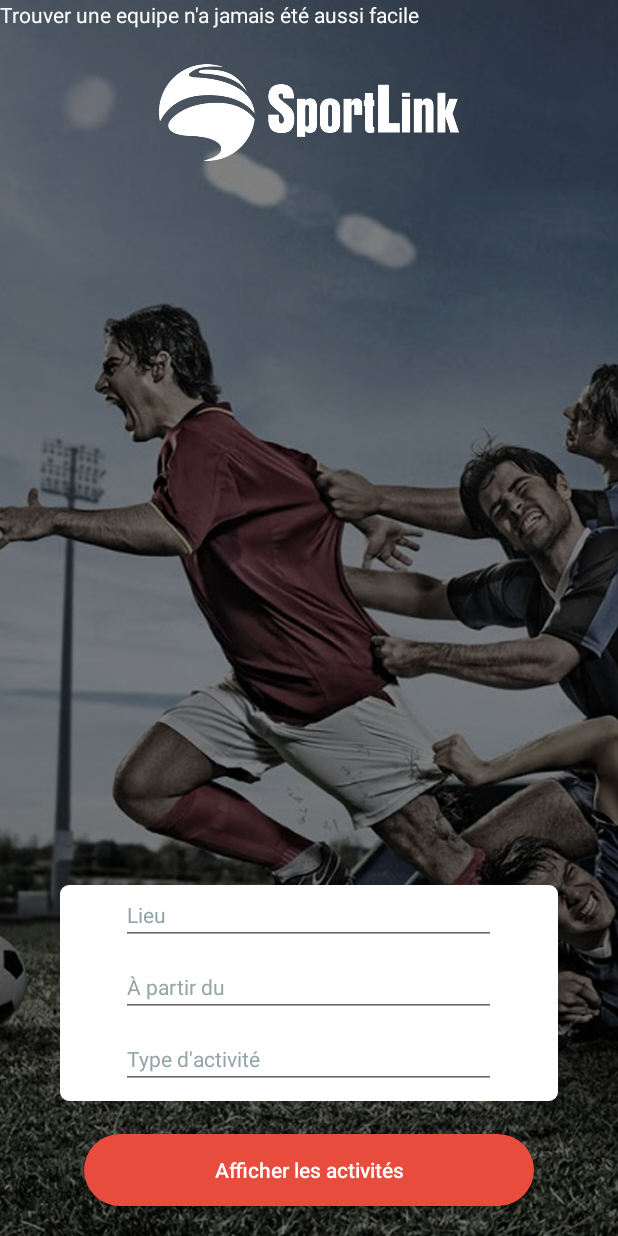
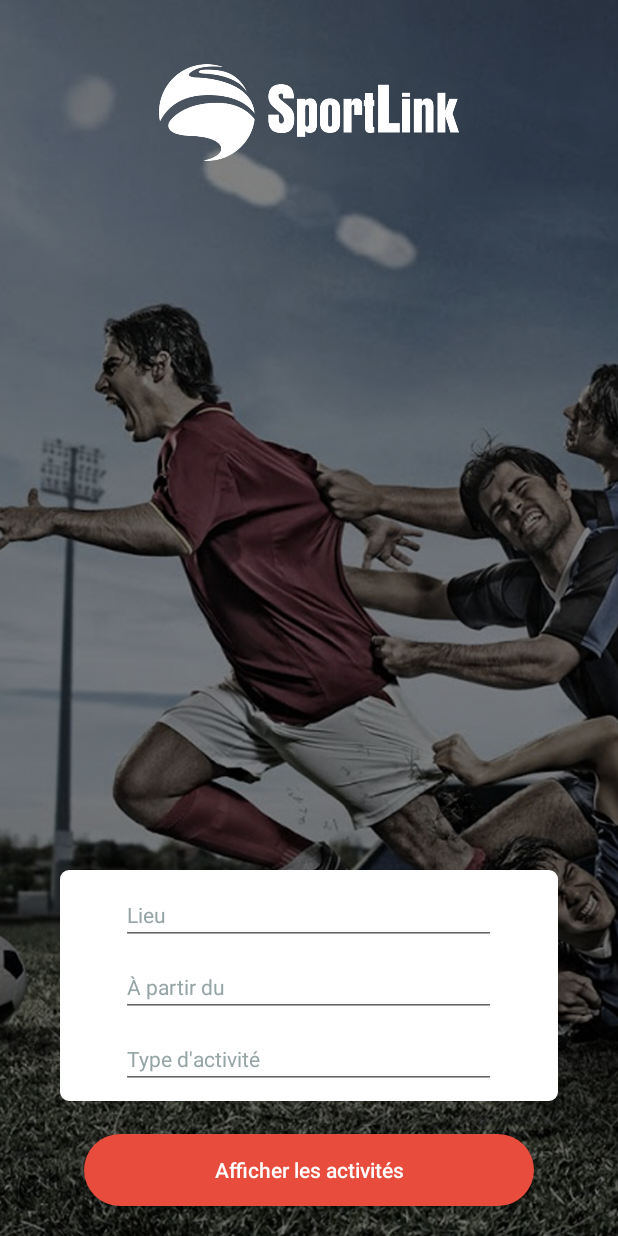
Before and after one commit to DoucheBen/OnSport, an Android app: the SearchActivity screen opened directly, with no data from a screen before it, on a phone screen of 412 x 824 dp. Run offline under Robolectric (Android 15) with nearby library versions, the phone set to English and light mode, and no system bars.

Commit message:
Merge branch 'master' of https://github.com/DoucheBen/OnSport into Grim
# Conflicts:
#	app/src/main/java/cdi/com/onsport/MyExterneServices.java

```diff
--- a/app/src/main/res/layout/activity_search.xml
+++ b/app/src/main/res/layout/activity_search.xml
@@ -37,14 +37,9 @@
     <LinearLayout
         android:layout_width="match_parent"
         android:layout_height="wrap_content"
-        android:layout_gravity="center_horizontal"
+        android:orientation="vertical"
         >
-        <TextView
-            android:layout_width="300dp"
-            android:layout_height="wrap_content"
-            android:text="@string/slogan"
-            android:layout_gravity="center_horizontal"
-            android:textColor="@android:color/white"/>
+
     </LinearLayout>
 
     <LinearLayout
@@ -71,6 +66,7 @@
             android:hint="Lieu"
             android:inputType="text"
             android:textColor="#64221b"
+            android:layout_marginTop="10dp"
             android:textColorHint="@color/lightGrey"
             android:textSize="14dp"
             />
```
